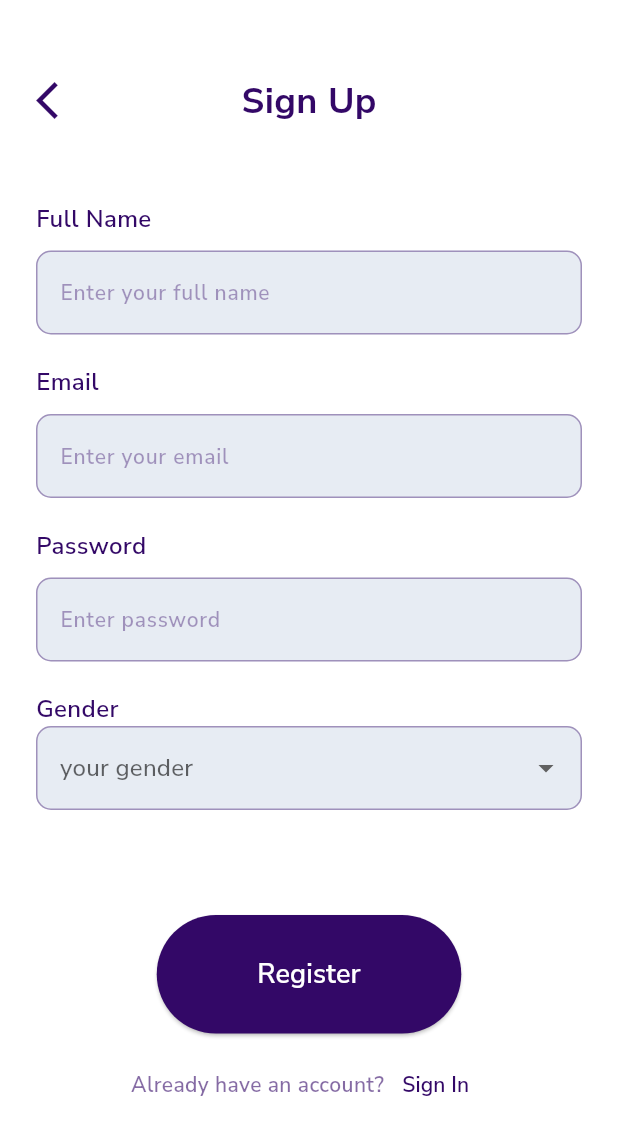
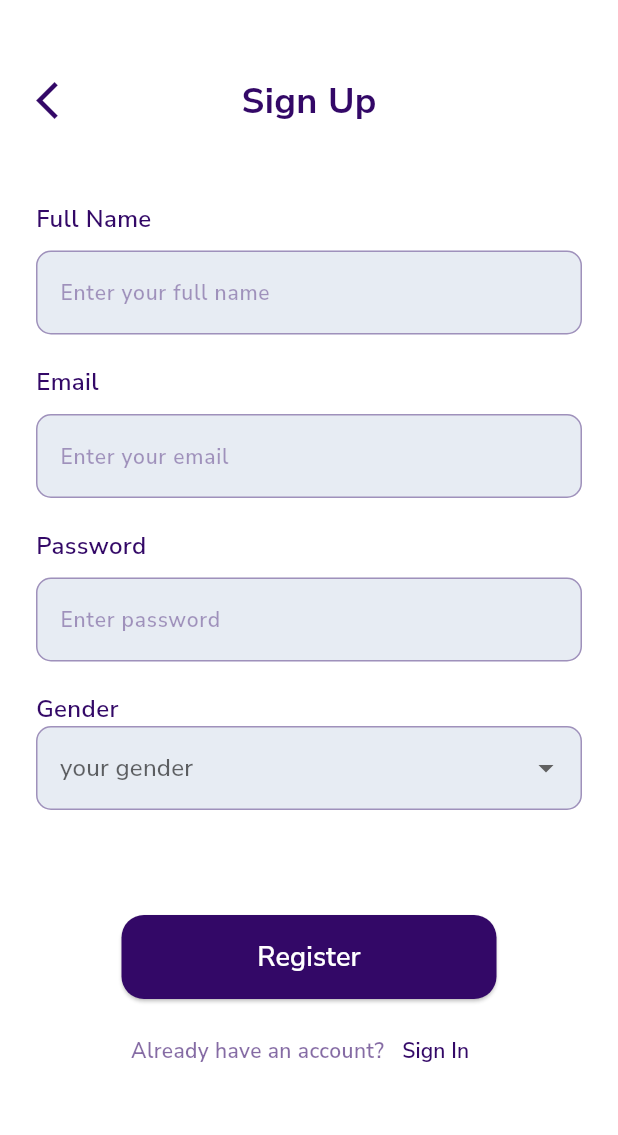
Before and after one commit to KhaledElalfy1/Skin-Sight-AI, a Flutter app: the SignInView screen opened directly, after a tap on "Register", on a phone screen of 412 x 824 dp. Shown: the top 1135 px of the screen. Run offline on Flutter 3.47's test engine with Material 3 defaults, Android fonts, the light colour scheme and no system bars; our stand-ins replace dio, flutter_bloc, get_it, google_fonts, image_picker, pretty_dio_logger and 1 more; accounts and stored records are empty.

Commit message:
add suitable elevated button and use it

```diff
--- /dev/null
+++ b/lib/core/widgets/custom_elevated_button.dart
@@ -0,0 +1,33 @@
+import 'package:flutter/material.dart';
+import 'package:skin_sight_ai/core/utils/app_colors.dart';
+
+class CustomElevatedButton extends StatelessWidget {
+  const CustomElevatedButton({
+    super.key,
+    required this.onPressed,
+    required this.label,
+  });
+  final VoidCallback onPressed;
+  final String label;
+  @override
+  Widget build(BuildContext context) {
+    return ElevatedButton(
+      style: ElevatedButton.styleFrom(
+        backgroundColor: AppColors.primaryColor,
+        minimumSize: const Size(250, 56),
+        shape: RoundedRectangleBorder(
+          borderRadius: BorderRadius.circular(15),
+        ),
+      ),
+      onPressed: onPressed,
+      child: Text(
+        label,
+        style: const TextStyle(
+          fontSize: 18,
+          fontWeight: FontWeight.w600,
+          color: Colors.white,
+        ),
+      ),
+    );
+  }
+}
--- a/lib/features/auth/presentation/views/widgets/sign_in_view_body.dart
+++ b/lib/features/auth/presentation/views/widgets/sign_in_view_body.dart
@@ -1,6 +1,7 @@
 import 'package:flutter/material.dart';
 import 'package:skin_sight_ai/core/routers/routing.dart';
 import 'package:skin_sight_ai/core/utils/app_colors.dart';
+import 'package:skin_sight_ai/core/widgets/custom_elevated_button.dart';
 import 'package:skin_sight_ai/features/auth/presentation/views/widgets/custom_app_bar.dart';
 import 'package:skin_sight_ai/features/auth/presentation/views/widgets/custom_text_form_field.dart';
 
@@ -46,24 +47,7 @@ class SignInViewbody extends StatelessWidget {
               children: [
                 Column(
                   children: [
-                    ElevatedButton(
-                      style: ElevatedButton.styleFrom(
-                        backgroundColor: AppColors.primaryColor,
-                        minimumSize: const Size(203, 79),
-                        shape: RoundedRectangleBorder(
-                          borderRadius: BorderRadius.circular(50),
-                        ),
-                      ),
-                      onPressed: () {},
-                      child: const Text(
-                        'Login',
-                        style: TextStyle(
-                          fontSize: 18,
-                          fontWeight: FontWeight.w600,
-                          color: Colors.white,
-                        ),
-                      ),
-                    ),
+                    CustomElevatedButton(onPressed: () {}, label: 'login'),
                     const SizedBox(
                       height: 10,
                     ),
--- a/lib/features/auth/presentation/views/widgets/sign_up_view_body.dart
+++ b/lib/features/auth/presentation/views/widgets/sign_up_view_body.dart
@@ -1,5 +1,6 @@
 import 'package:flutter/material.dart';
 import 'package:skin_sight_ai/core/utils/app_colors.dart';
+import 'package:skin_sight_ai/core/widgets/custom_elevated_button.dart';
 import 'package:skin_sight_ai/features/auth/presentation/views/widgets/custom_app_bar.dart';
 import 'package:skin_sight_ai/features/auth/presentation/views/widgets/custom_text_form_field.dart';
 import 'package:skin_sight_ai/features/auth/presentation/views/widgets/gender_selection_menu.dart';
@@ -54,23 +55,9 @@ class SignUpViewBody extends StatelessWidget {
               children: [
                 Column(
                   children: [
-                    ElevatedButton(
-                      style: ElevatedButton.styleFrom(
-                        backgroundColor: AppColors.primaryColor,
-                        minimumSize: const Size(203, 79),
-                        shape: RoundedRectangleBorder(
-                          borderRadius: BorderRadius.circular(50),
-                        ),
-                      ),
+                    CustomElevatedButton(
                       onPressed: () {},
-                      child: const Text(
-                        'Register',
-                        style: TextStyle(
-                          fontSize: 18,
-                          fontWeight: FontWeight.w600,
-                          color: Colors.white,
-                        ),
-                      ),
+                      label: 'Register',
                     ),
                     const SizedBox(
                       height: 10,
--- a/lib/features/home/presentation/view/home_view.dart
+++ b/lib/features/home/presentation/view/home_view.dart
@@ -1,4 +1,3 @@
-
 import 'package:flutter/material.dart';
 import 'package:skin_sight_ai/core/utils/app_colors.dart';
 import 'package:skin_sight_ai/features/home/presentation/view/widgets/choose_image_bloc_builder.dart';
@@ -38,8 +37,6 @@ class HomeView extends StatelessWidget {
                 height: 30,
               ),
               ChooseImageBlocBuilder(),
-
-
             ],
           ),
         ),
--- a/lib/features/home/presentation/view/widgets/image_picked_options.dart
+++ b/lib/features/home/presentation/view/widgets/image_picked_options.dart
@@ -1,24 +1,20 @@
-
-
 import 'dart:developer';
 import 'dart:io';
 
 import 'package:flutter/material.dart';
 import 'package:flutter_bloc/flutter_bloc.dart';
 import 'package:skin_sight_ai/core/utils/app_colors.dart';
+import 'package:skin_sight_ai/core/widgets/custom_elevated_button.dart';
 import 'package:skin_sight_ai/features/home/presentation/model_view/home_cubit/home_cubit.dart';
-
 
 class ImagePickedOptions extends StatelessWidget {
   const ImagePickedOptions({
     super.key,
   });
 
-
-
   @override
   Widget build(BuildContext context) {
-     final cubit = context.read<HomeCubit>();
+    final cubit = context.read<HomeCubit>();
     return Column(
       children: [
         Stack(
@@ -39,16 +35,15 @@ class ImagePickedOptions extends StatelessWidget {
             ),
           ],
         ),
-       const SizedBox(
+        const SizedBox(
           height: 150,
         ),
-        ElevatedButton(
-            onPressed: cubit.pickedImage != null
-                ? () {
-                    log('Hiiiiiiiiiiiiiiiiiiiiii');
-                  }
-                : null,
-            child: const Text('Start Diagnosis'))
+        CustomElevatedButton(
+          onPressed: () {
+            log('Hiiiiiiiiiiiiiiiiiiiiii');
+          },
+          label: 'Start Diagnosis',
+        ),
       ],
     );
   }
```
